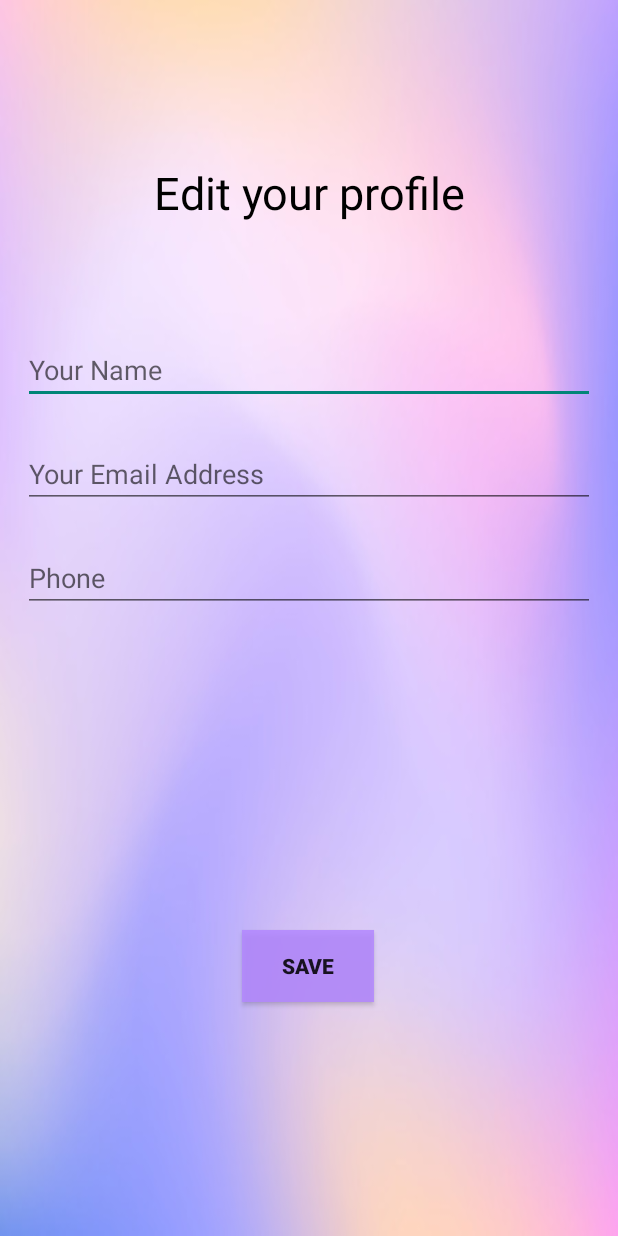
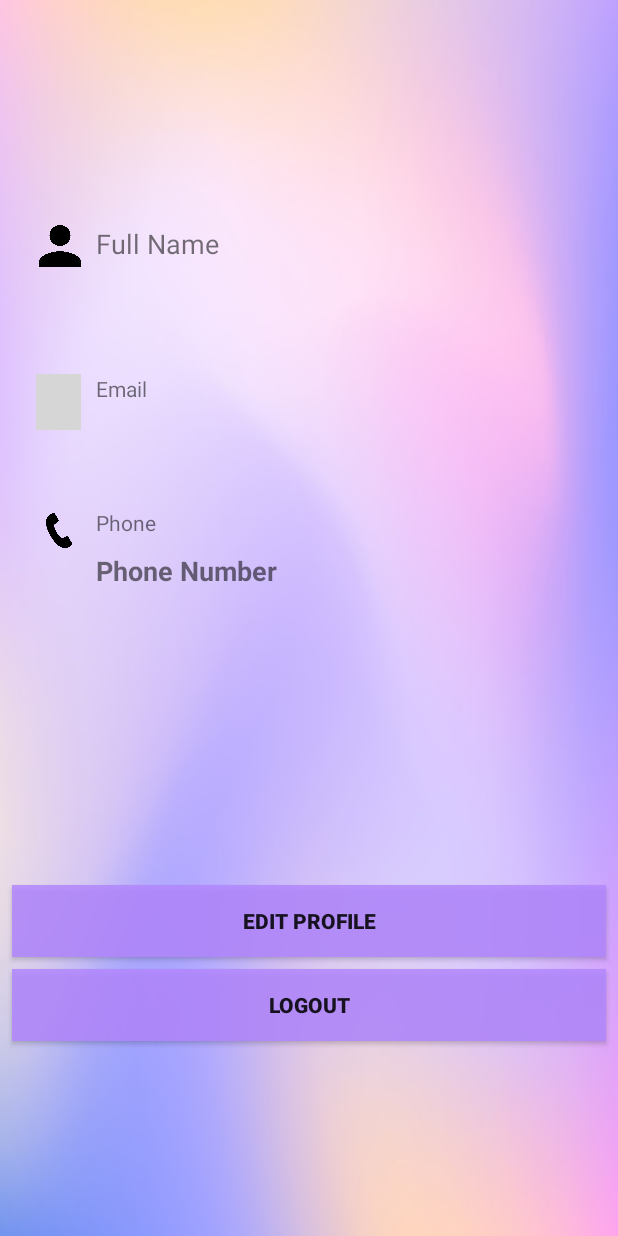
Before and after one commit to yosrgargouri/Covoiturage, an Android app: the ProfileActivity screen opened directly, with no data from a screen before it, on a phone screen of 412 x 824 dp. Run offline under Robolectric (Android 15) with nearby library versions, the phone set to English and light mode, and no system bars; our stand-ins replace Firebase (no records; nobody signed in at launch, a user with empty details on screens opened directly); Roboto replaces fonts that are not available here; grey boxes are pictures that could not be loaded.

Commit message:
add profile

```diff
--- a/app/src/main/AndroidManifest.xml
+++ b/app/src/main/AndroidManifest.xml
@@ -19,6 +19,7 @@
             android:name="com.google.android.geo.API_KEY"
             android:value="AIzaSyDNysXu_ZDqzfaVXpitFOlPvqKulQ3cUws" />
 
+        <activity android:name="com.example.cov.EditProfileActivity" />
         <activity android:name="com.example.cov.ProfileActivity" />
         <activity android:name="com.example.cov.RequestActivity" />
         <activity android:name="com.example.cov.MainActivity" />
--- a/app/src/main/java/com/example/cov/ProfileActivity.java
+++ b/app/src/main/java/com/example/cov/ProfileActivity.java
@@ -1,34 +1,85 @@
 package com.example.cov;
 
 import android.content.Intent;
+import android.os.Build;
 import android.os.Bundle;
 import android.util.Log;
-import android.widget.EditText;
+import android.view.View;
+import android.widget.Button;
+import android.widget.TextView;
 
+import androidx.annotation.NonNull;
+import androidx.annotation.RequiresApi;
 import androidx.appcompat.app.AppCompatActivity;
 
+import com.example.cov.model.Offre;
+import com.example.cov.model.User;
+import com.google.firebase.auth.FirebaseAuth;
+import com.google.firebase.auth.FirebaseUser;
+import com.google.firebase.database.DataSnapshot;
+import com.google.firebase.database.DatabaseError;
+import com.google.firebase.database.DatabaseReference;
+import com.google.firebase.database.FirebaseDatabase;
+import com.google.firebase.database.ValueEventListener;
+
 public class ProfileActivity extends AppCompatActivity {
-    public static final String TAG ="TAG";
-    EditText  profileFullName, profileEmail,profilePhone;
+    public static final String TAG = "TAG";
+    TextView profileFullName, profileEmail, profilePhone;
+    Button editProfil;
+    private FirebaseUser firebaseUser;
+    private DatabaseReference dbUser;
+    User user;
+    @Override
+    protected void onCreate(Bundle savedInstanceState) {
+        super.onCreate(savedInstanceState);
+        firebaseUser = FirebaseAuth.getInstance().getCurrentUser();
+        dbUser = FirebaseDatabase.getInstance().getReference("Users");
 
-    @Override
-    protected void onCreate(Bundle savedInstanceState){
-        super.onCreate(savedInstanceState);
-        setContentView(R.layout.edit_profile);
-//        Intent data = getIntent();
-//        String fullName = data.getStringExtra("fullName");
-//        String email = data.getStringExtra("email");
-//        String phone = data.getStringExtra("phone");
-//
-//        profileFullName = findViewById(R.id.profileFullName);
-//        profileEmail = findViewById(R.id.profileEmailAddress);
-//        profilePhone = findViewById(R.id.profilePhoneNo);
-//
-//        profileEmail.setText(email);
-//        profileFullName.setText(fullName);
-//        profilePhone.setText(phone);
-//
-//        Log.d(TAG, "onCreate: " + fullName + " " + email + " " + phone);
+        setContentView(R.layout.profile);
+        Intent data = getIntent();
+        String fullName = data.getStringExtra("fullName");
+        String email = data.getStringExtra("email");
+        String phone = data.getStringExtra("phone");
+
+        profileFullName = findViewById(R.id.profileName);
+        profileEmail = findViewById(R.id.profileEmail);
+        profilePhone = findViewById(R.id.profilePhone);
+        editProfil = findViewById(R.id.editProfile);
+
+        profileEmail.setText(firebaseUser.getEmail());
+        profileFullName.setText(firebaseUser.getDisplayName());
+
+        Log.d(TAG, "onCreate: " + fullName + " " + email + " " + phone);
+
+
+        dbUser.child(firebaseUser.getUid()).getRef().addValueEventListener(new ValueEventListener() {
+            @RequiresApi(api = Build.VERSION_CODES.N)
+            @Override
+            public void onDataChange(DataSnapshot dataSnapshotx) {
+                // This method is called once with the initial value and again
+                // whenever data at this location is updated.
+                if (dataSnapshotx != null && dataSnapshotx.exists() && dataSnapshotx.getChildrenCount() > 0) {
+                    user = dataSnapshotx.getValue(User.class);
+                    profilePhone.setText(user.getPhoneNumber());
+                }}
+
+            @Override
+            public void onCancelled(@NonNull DatabaseError error) {
+
+            }
+        });
+    }
+
+
+    public void logout(View view) {
+        FirebaseAuth.getInstance().signOut();
+        startActivity(new Intent(getApplicationContext(), LoginActivity.class));
+        finish();
+    }
+
+    public void editProfile(View view) {
+        startActivity(new Intent(getApplicationContext(), EditProfileActivity.class));
+        finish();
     }
 
 }
--- a/app/src/main/res/layout/activity_find.xml
+++ b/app/src/main/res/layout/activity_find.xml
@@ -25,7 +25,7 @@
                 android:layout_height="match_parent"
                 android:layout_marginLeft="20dp"
                 android:gravity="center|right"
-                android:text="Departure city:"
+                android:text="Departure address:"
                 android:textColor="@color/black"
                 android:textStyle="bold" />
 
@@ -53,7 +53,7 @@
                 android:layout_height="match_parent"
                 android:layout_marginLeft="20dp"
                 android:gravity="center|right"
-                android:text="Destination city:"
+                android:text="Destination address:"
                 android:textColor="@color/black"
                 android:textStyle="bold" />
 
--- a/app/src/main/res/layout/edit_profile.xml
+++ b/app/src/main/res/layout/edit_profile.xml
@@ -5,21 +5,7 @@
     android:layout_width="match_parent"
     android:layout_height="match_parent"
     android:background="@drawable/_6390692_r_sum__flou_fond_d_grad__avec_la_tendance_pastel_rose_pourpre_violet_jaune_et_bleu_pour_les_concepts_daigne_">
-    <![CDATA[
 
-
-
-
-
-         />
-
-
-
-
-
-
-
-    ]]>
 
     <EditText
         android:id="@+id/profileFullName"
--- a/app/src/main/res/layout/profile.xml
+++ b/app/src/main/res/layout/profile.xml
@@ -90,15 +90,16 @@
         app:layout_constraintTop_toTopOf="@+id/imageView3" />
 
     <Button
-        android:id="@+id/changeProfile"
+        android:id="@+id/editProfile"
         android:layout_width="0dp"
         android:layout_height="wrap_content"
         android:layout_marginStart="8dp"
         android:layout_marginEnd="8dp"
         android:layout_marginBottom="8dp"
         android:background="@color/ss"
-        android:text="Change Profile"
+        android:text="Edit Profile"
         android:textStyle="bold"
+        android:onClick="editProfile"
         app:layout_constraintBottom_toTopOf="@+id/button"
         app:layout_constraintEnd_toEndOf="parent"
         app:layout_constraintHorizontal_bias="0.0"
--- a/app/src/main/res/layout/sgin_up_activity.xml
+++ b/app/src/main/res/layout/sign_up_activity.xml
@@ -34,9 +34,9 @@
         android:layout_marginEnd="24dp"
         android:layout_marginBottom="2dp"
         android:ems="10"
-        android:inputType="textPersonName"
+        android:inputType="text"
+        android:selectAllOnFocus="true"
         android:text="Full Name"
-        android:textColorHighlight="@color/black"
         android:textColorHint="@color/black"
         app:layout_constraintBottom_toBottomOf="parent"
         app:layout_constraintEnd_toEndOf="parent"
```
Also changed, not shown: app/src/main/java/com/example/cov/EditProfileActivity.java (added, +148 -0 lines), app/src/main/java/com/example/cov/MainActivity.java (+5 -2 lines), app/src/main/java/com/example/cov/SignUpActivity.java (+39 -3 lines), app/src/main/java/com/example/cov/model/User.java (added, +38 -0 lines).
